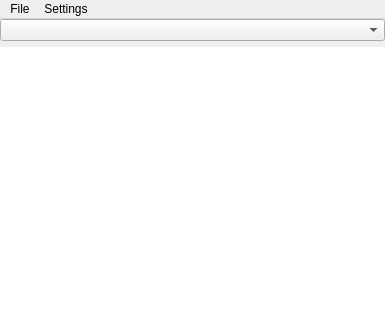
First picture: the form in ui/squawk.ui, repository shunf4/squawk, before the edit; both pictures show x 0 to 385 and y 0 to 320 of the 385 by 508 pixel window.
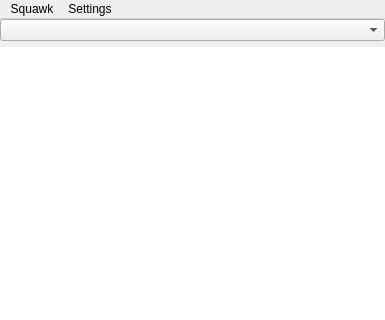
Second picture: the form after the edit. Icons and pictures are not drawn.

```diff
--- a/ui/squawk.ui
+++ b/ui/squawk.ui
@@ -78,7 +78,7 @@
    </widget>
    <widget class="QMenu" name="menuFile">
     <property name="title">
-     <string>File</string>
+     <string>Squawk</string>
     </property>
     <addaction name="actionAddContact"/>
     <addaction name="actionQuit"/>
```
Left out of the diff: 15 changed lines with no effect on the pictures.
